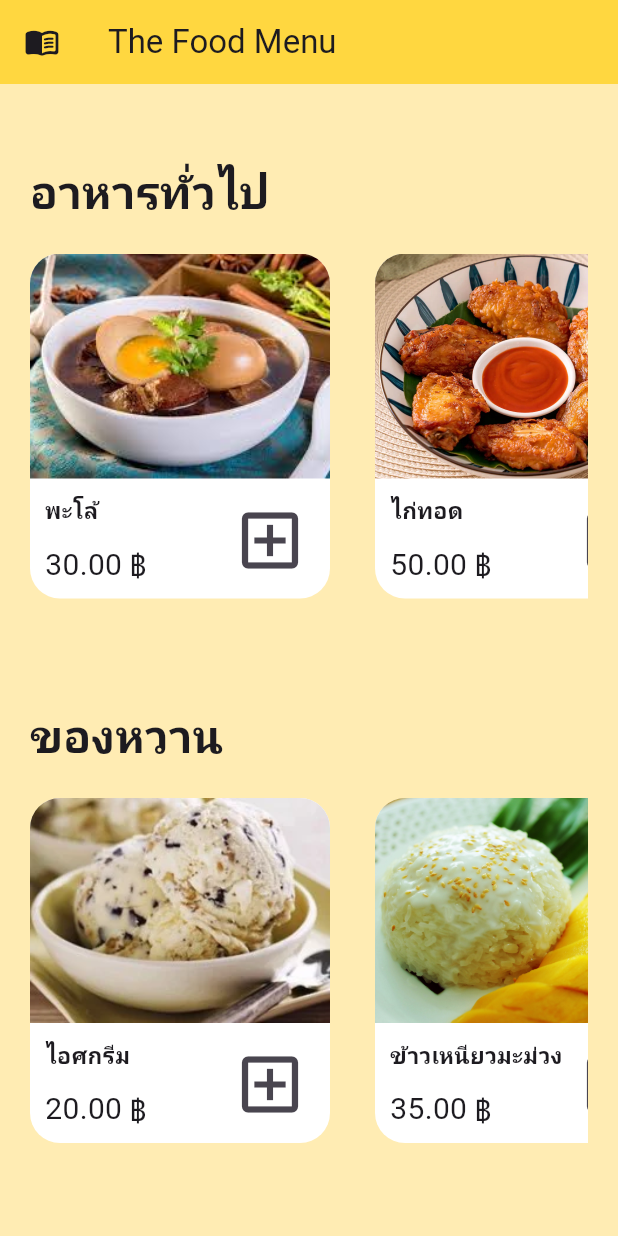
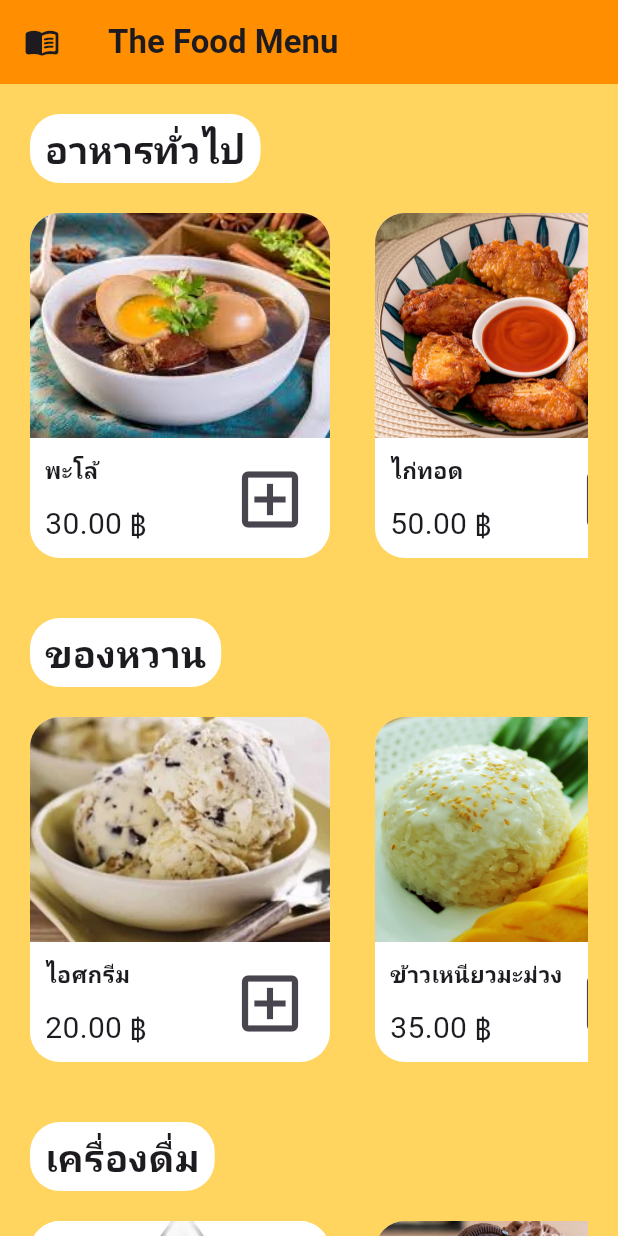
Before and after one commit to Taweesak02/flutter_food-menu_learning, a Flutter app: the screen it shows after launch, on a phone screen of 412 x 824 dp. Run offline on Flutter 3.47's test engine with Material 3 defaults, Android fonts, the phone set to English and light mode, and no system bars.

Commit message:
decorate more

```diff
--- a/lib/main.dart
+++ b/lib/main.dart
@@ -16,11 +16,11 @@ class MyApp extends StatelessWidget {
       debugShowCheckedModeBanner: false,
       title: 'Menu Program',
       home: Scaffold(
-        backgroundColor: Colors.amber[100],
+        backgroundColor: const Color.fromARGB(255, 255, 213, 96),
         appBar: AppBar(
           leading: Icon(Icons.menu_book_rounded),
-          title: Text("The Food Menu"),
-          backgroundColor: Colors.amberAccent,
+          title: Text("The Food Menu",style:TextStyle(fontWeight: FontWeight.bold),),
+          backgroundColor: Colors.amber[800],
         ),
         body: SingleChildScrollView(
           scrollDirection: Axis.vertical,
@@ -111,16 +111,23 @@ class FoodSection extends StatelessWidget {
   final String titleName;
 
   Widget build(BuildContext context) {
-    return Row(
-      children: [
-        Padding(
-          padding: const EdgeInsets.fromLTRB(20, 50, 0, 0),
-          child: Text(
-            titleName,
-            style: TextStyle(fontSize: 30, fontWeight: FontWeight.bold),
+    return Padding(
+      padding: const EdgeInsets.fromLTRB(20, 20, 0, 0),
+      child: Row(
+        children: [
+          Container(
+            decoration: BoxDecoration(
+              color: Colors.white,
+              borderRadius: BorderRadius.all(Radius.circular(20)),
+            ),
+            padding: const EdgeInsets.symmetric(horizontal: 10, vertical: 5),
+            child: Text(
+              titleName,
+              style: TextStyle(fontSize: 25, fontWeight: FontWeight.bold),
+            ),
           ),
-        ),
-      ],
+        ],
+      ),
     );
   }
 }
```
